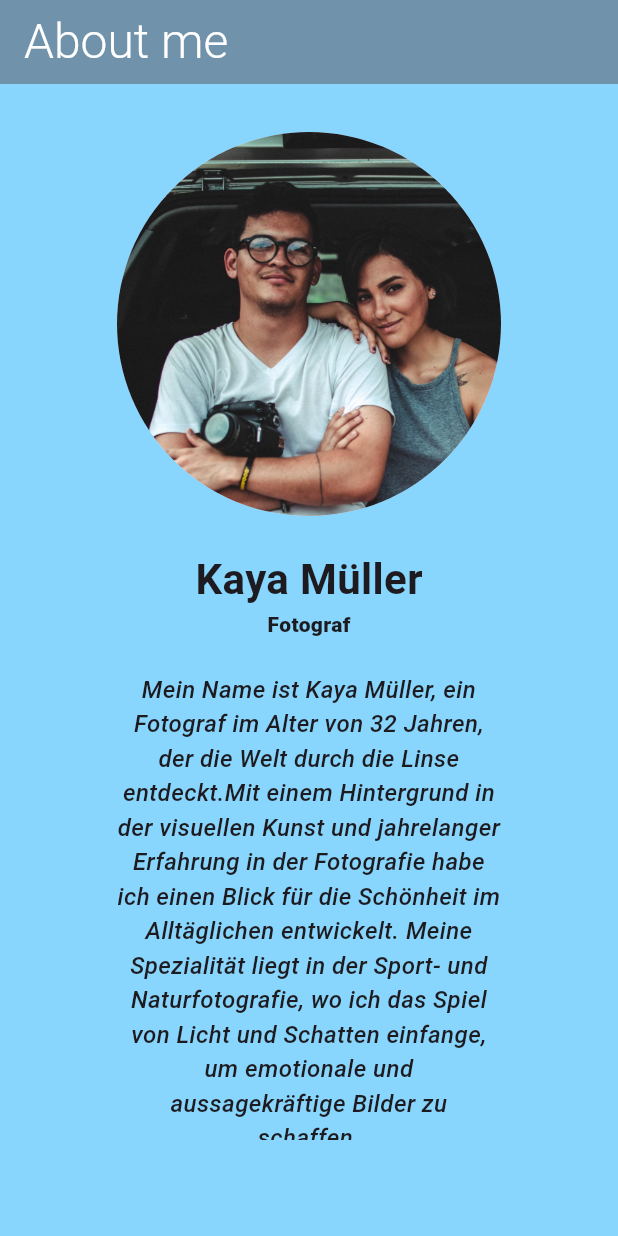
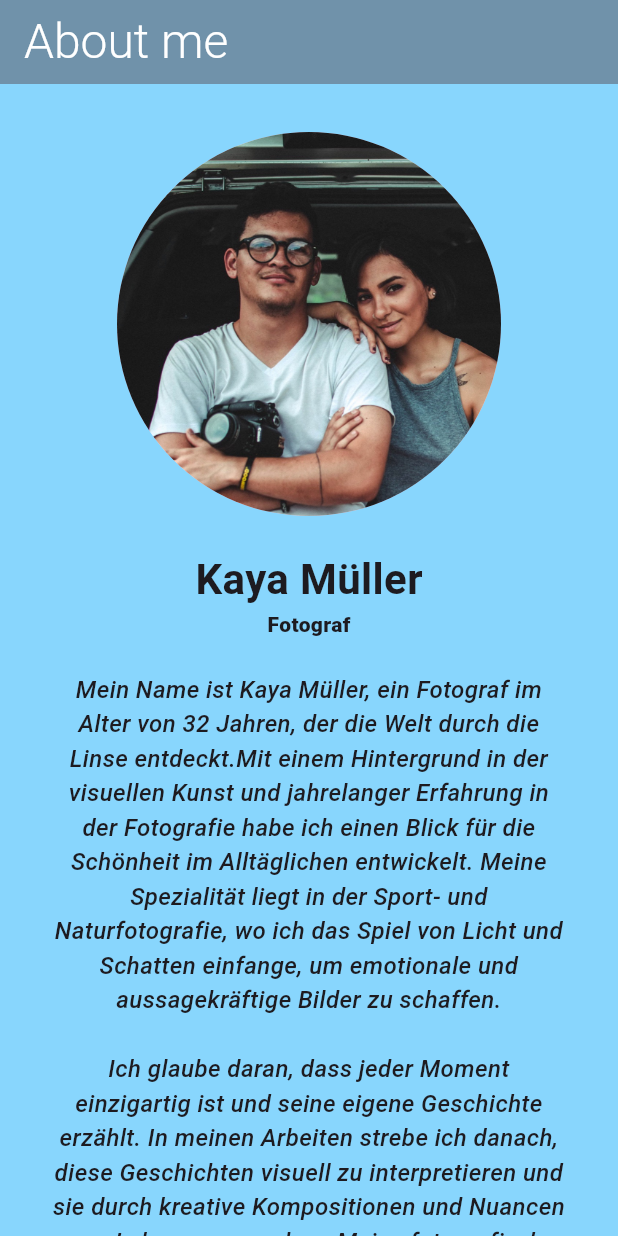
Before and after one commit to Dopa91/simple_gallery_app_dopatka, a Flutter app: the AboutMePage screen opened directly, on a phone screen of 412 x 824 dp. Run offline on Flutter 3.47's test engine with Material 3 defaults, Android fonts, the phone set to English and light mode, and no system bars; our stand-ins replace flutter_image_slideshow.

Commit message:
fixed display bug

```diff
--- a/lib/features/about_me/screens/about_me_page.dart
+++ b/lib/features/about_me/screens/about_me_page.dart
@@ -41,9 +41,9 @@ class AboutMePage extends StatelessWidget {
               const SizedBox(
                 height: 22,
               ),
-              SizedBox(
-                height: 312,
-                width: 256,
+              Expanded(
+                child: Padding(
+                  padding: const EdgeInsets.symmetric(horizontal: 32),
                   child: ListView(
                     children: const [
                       Text(
@@ -57,6 +57,7 @@ class AboutMePage extends StatelessWidget {
                     ],
                   ),
                 ),
+              ),
             ],
           ),
         ),
```
Lines whose indentation alone changed are shown as unchanged.
